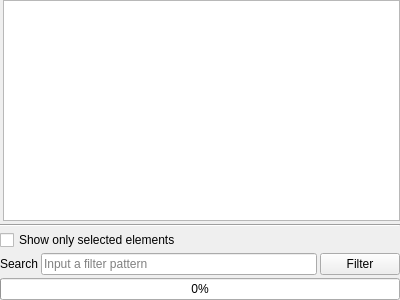
jalamao/tulip-1, file plugins/view/spreadsheet/SpreadViewTableWidget.ui: the form before one commit.
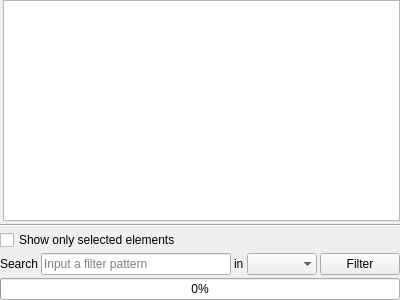
The form after the commit. Custom widgets are drawn as their Qt base class.

Commit message: Fix size problem. Add Filtering by columns

The edit to the form file:
```diff
--- a/plugins/view/spreadsheet/SpreadViewTableWidget.ui
+++ b/plugins/view/spreadsheet/SpreadViewTableWidget.ui
@@ -82,27 +82,47 @@
        </property>
       </widget>
      </item>
-     <item row="0" column="0" colspan="3">
+     <item row="0" column="0" colspan="5">
       <widget class="QCheckBox" name="showOnlySelectedElementsCheckBox">
        <property name="text">
         <string>Show only selected elements</string>
        </property>
       </widget>
      </item>
-     <item row="1" column="2">
+     <item row="1" column="4">
       <widget class="QPushButton" name="filterPushButton">
        <property name="text">
         <string>Filter</string>
        </property>
       </widget>
      </item>
-     <item row="2" column="0" colspan="3">
+     <item row="2" column="0" colspan="5">
       <widget class="QProgressBar" name="filterProgressBar">
        <property name="value">
         <number>0</number>
        </property>
       </widget>
      </item>
+     <item row="1" column="2">
+      <widget class="QLabel" name="label_2">
+       <property name="text">
+        <string>in</string>
+       </property>
+      </widget>
+     </item>
+     <item row="1" column="3">
+      <widget class="QComboBox" name="comboBox">
+       <property name="sizePolicy">
+        <sizepolicy hsizetype="Preferred" vsizetype="Preferred">
+         <horstretch>0</horstretch>
+         <verstretch>0</verstretch>
+        </sizepolicy>
+       </property>
+       <property name="frame">
+        <bool>false</bool>
+       </property>
+      </widget>
+     </item>
     </layout>
    </item>
   </layout>
```
The commit also changes 13 other files.
